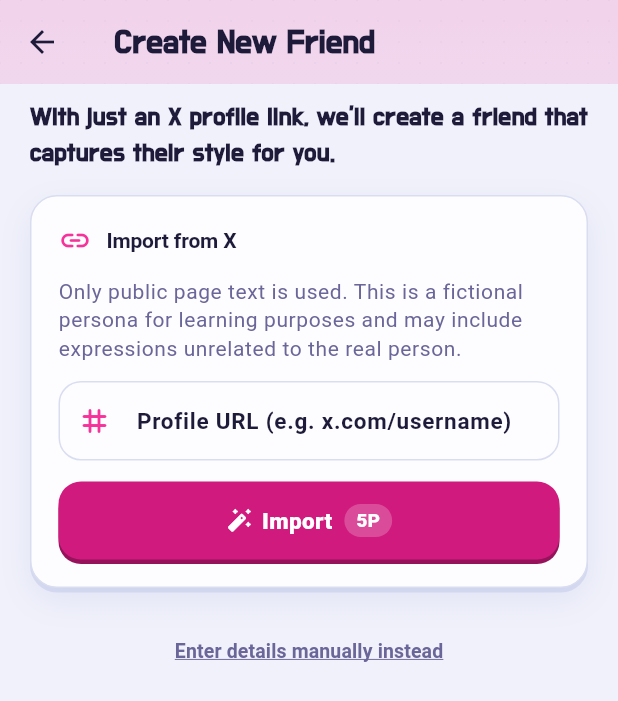
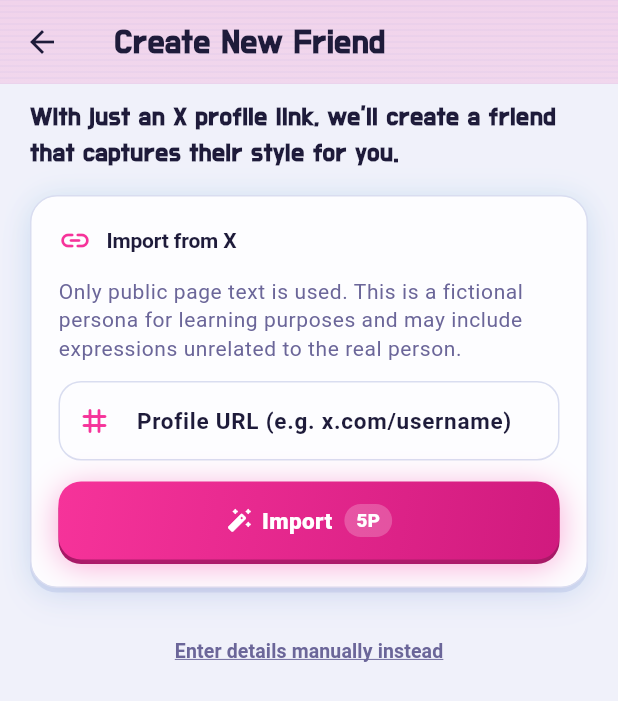
Before and after one commit to CobyApp/Tomotomo, a Flutter app: the MainShell screen opened directly, after a tap on the "person add alt 1" icon, on a phone screen of 412 x 824 dp. Shown: the top 701 px of the screen. Run offline on Flutter 3.47's test engine with Material 3 defaults, Android fonts, the phone set to English and light mode, and no system bars; our stand-ins replace flutter_dotenv, flutter_local_notifications, google_mobile_ads, hive_ce, hive_ce_flutter, image_cropper and 2 more; missing offline and left inert: background_downloader, flutter_gemma, flutter_gemma_litertlm, home_widget; accounts and stored records are empty; Roboto replaces fonts that are missing (Pretendard).

Commit message:
feat(design): cyber chrome — neon buttons/nav, card halo, scanlines, tracking
- PaperButton: magenta→cyan gradient fill with a neon glow.
- PaperNavBar: neon top rule + glow, glowing selected cell.
- PaperCard: faint cyan neon halo.
- Scaffold texture: CRT scanlines instead of paper grain.
- cuteDisplay gains letter tracking for a techy display feel.

Co-Authored-By: Claude Opus 4.8 <noreply@anthropic.com>

```diff
--- a/lib/core/ui/paper/paper_nav_bar.dart
+++ b/lib/core/ui/paper/paper_nav_bar.dart
@@ -41,14 +41,32 @@ class PaperNavBar extends StatelessWidget {
         decoration: BoxDecoration(
           borderRadius: BorderRadius.circular(22),
           color: p.card,
-          border: Border(top: BorderSide(color: p.cardEdge, width: 1.5)),
+          border: Border.all(color: p.cardEdge, width: 1.5),
           boxShadow: [
             BoxShadow(color: p.hardShadow, offset: const Offset(0, 2)),
             BoxShadow(color: p.softShadow, blurRadius: 16, offset: const Offset(0, 6)),
+            // Neon glow lifting the dock off the background.
+            BoxShadow(
+              color: p.coral.withValues(alpha: 0.18),
+              blurRadius: 22,
+              offset: const Offset(0, 6),
+            ),
           ],
         ),
+        child: Column(
+          children: [
+            // Neon magenta→cyan top rule.
+            Container(
+              height: 3,
+              margin: const EdgeInsets.symmetric(horizontal: 12),
+              decoration: BoxDecoration(
+                borderRadius: BorderRadius.circular(3),
+                gradient: LinearGradient(colors: [p.coral, p.stampBlue]),
+              ),
+            ),
+            Expanded(
               child: Padding(
-          padding: const EdgeInsets.symmetric(horizontal: 6, vertical: 6),
+                padding: const EdgeInsets.symmetric(horizontal: 6, vertical: 4),
                 child: Row(
                   crossAxisAlignment: CrossAxisAlignment.center,
                   children: List.generate(items.length, (i) {
@@ -61,6 +79,9 @@ class PaperNavBar extends StatelessWidget {
                     );
                   }),
                 ),
+              ),
+            ),
+          ],
         ),
       ),
     );
@@ -115,8 +136,19 @@ class _PaperNavCell extends StatelessWidget {
               curve: Curves.easeOutCubic,
               padding: const EdgeInsets.symmetric(horizontal: 6, vertical: 6),
               decoration: BoxDecoration(
-                color: selected ? p.coral.withValues(alpha: 0.10) : Colors.transparent,
+                color: selected ? p.coral.withValues(alpha: 0.14) : Colors.transparent,
                 borderRadius: BorderRadius.circular(14),
+                border: selected
+                    ? Border.all(color: p.coral.withValues(alpha: 0.55), width: 1.2)
+                    : null,
+                boxShadow: selected
+                    ? [
+                        BoxShadow(
+                          color: p.coral.withValues(alpha: 0.35),
+                          blurRadius: 14,
+                        ),
+                      ]
+                    : null,
               ),
               child: Column(
                 mainAxisAlignment: MainAxisAlignment.center,
--- a/lib/core/ui/paper/paper_scaffold.dart
+++ b/lib/core/ui/paper/paper_scaffold.dart
@@ -122,24 +122,24 @@ class PaperScaffold extends StatelessWidget {
   }
 }
 
-/// Faint dotted "paper grain" texture, cheap enough to draw every frame.
+/// Faint CRT scanlines — a subtle cyber texture, cheap to draw every frame.
 class _PaperGrainPainter extends CustomPainter {
   const _PaperGrainPainter({required this.color});
 
   final Color color;
-  static const double _spacing = 14;
-  static const double _dotRadius = 0.6;
+  static const double _spacing = 4;
 
   @override
   void paint(Canvas canvas, Size size) {
-    final paint = Paint()..color = color;
+    final paint = Paint()
+      ..color = color
+      ..strokeWidth = 1;
     for (var y = 0.0; y < size.height; y += _spacing) {
-      for (var x = 0.0; x < size.width; x += _spacing) {
-        canvas.drawCircle(Offset(x, y), _dotRadius, paint);
-      }
+      canvas.drawLine(Offset(0, y), Offset(size.width, y), paint);
     }
   }
 
   @override
-  bool shouldRepaint(covariant _PaperGrainPainter oldDelegate) => oldDelegate.color != color;
+  bool shouldRepaint(covariant _PaperGrainPainter oldDelegate) =>
+      oldDelegate.color != color;
 }
--- a/lib/core/ui/paper/paper_theme.dart
+++ b/lib/core/ui/paper/paper_theme.dart
@@ -10,6 +10,8 @@ TextStyle cuteDisplay({double? fontSize, FontWeight? fontWeight, Color? color})
     fontSize: fontSize,
     fontWeight: fontWeight,
     color: color,
+    // Slight tracking for a cleaner, techy display feel.
+    letterSpacing: 0.4,
   );
 }
 
--- a/lib/core/ui/paper/paper_widgets.dart
+++ b/lib/core/ui/paper/paper_widgets.dart
@@ -97,6 +97,11 @@ class PaperCard extends StatelessWidget {
             blurRadius: 18,
             offset: const Offset(0, 8),
           ),
+          // Faint cyan neon halo.
+          BoxShadow(
+            color: p.stampBlue.withValues(alpha: 0.10),
+            blurRadius: 16,
+          ),
         ],
       ),
       child: child,
@@ -163,10 +168,24 @@ class _PaperButtonState extends State<PaperButton> {
         transform: Matrix4.translationValues(0, _down ? 3 : 0, 0),
         padding: const EdgeInsets.symmetric(horizontal: 18, vertical: 15),
         decoration: BoxDecoration(
-          color: fill,
+          // Neon magenta→cyan gradient fill with a soft glow.
+          gradient: enabled
+              ? LinearGradient(
+                  begin: Alignment.topLeft,
+                  end: Alignment.bottomRight,
+                  colors: [p.coral, p.coralDeep],
+                )
+              : null,
+          color: enabled ? null : fill,
           borderRadius: BorderRadius.circular(PaperRadii.button),
           boxShadow: [
             BoxShadow(color: shadow, offset: Offset(0, _down ? 0 : 3)),
+            if (enabled)
+              BoxShadow(
+                color: p.coral.withValues(alpha: 0.42),
+                blurRadius: 18,
+                offset: const Offset(0, 4),
+              ),
           ],
         ),
         child: widget.busy
```
Lines whose indentation alone changed are shown as unchanged.
